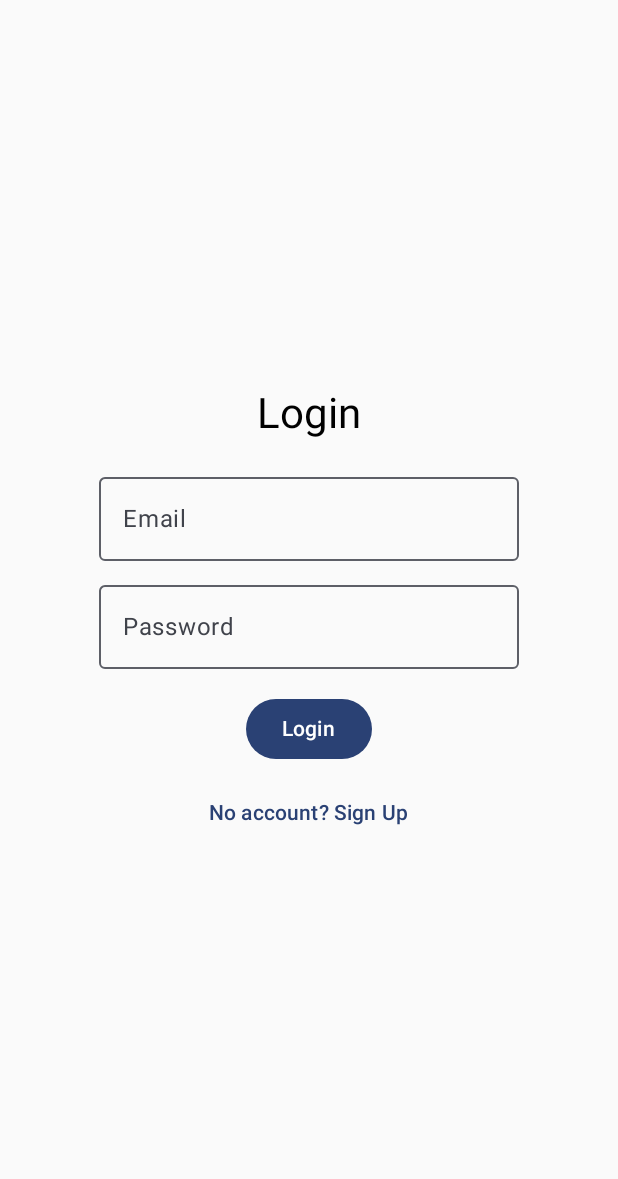
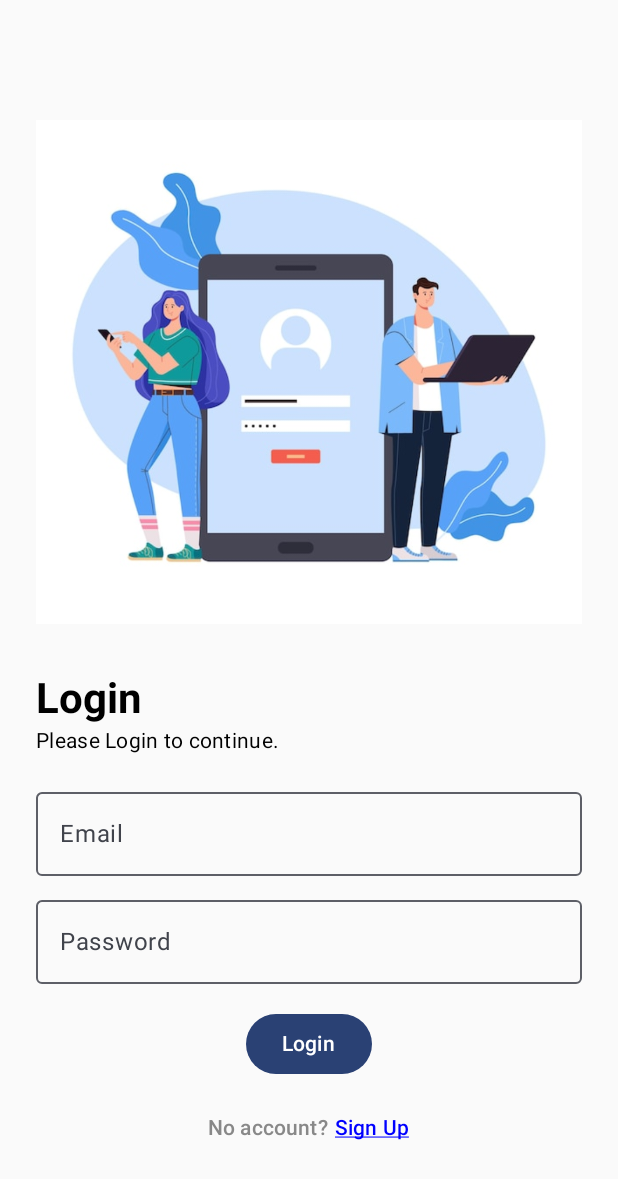
Before and after one commit to ashgorhythm/Expensr, an Android app built with Jetpack Compose: the LoginScreen screen opened through its navigation route, on a phone screen of 412 x 824 dp. Shown: the top 1179 px of the screen. Run offline under Robolectric (Android 15) with nearby library versions, the phone set to English and light mode, and no system bars; libraries missing offline, so code that uses them is left out: io.github.jan.supabase; 3 statements that could not run were skipped.

Commit message:
login page fine tuning

```diff
--- a/app/src/main/java/com/ashgorhythm/expensr/presentation/screens/Login.kt
+++ b/app/src/main/java/com/ashgorhythm/expensr/presentation/screens/Login.kt
@@ -1,13 +1,17 @@
 package com.ashgorhythm.expensr.presentation.screens
 
+import androidx.compose.foundation.Image
 import androidx.compose.foundation.layout.Arrangement
-import androidx.compose.foundation.layout.Box
 import androidx.compose.foundation.layout.Column
 import androidx.compose.foundation.layout.Spacer
 import androidx.compose.foundation.layout.fillMaxSize
 import androidx.compose.foundation.layout.fillMaxWidth
 import androidx.compose.foundation.layout.height
 import androidx.compose.foundation.layout.padding
+import androidx.compose.foundation.layout.size
+import androidx.compose.foundation.layout.width
+import androidx.compose.foundation.text.KeyboardActions
+import androidx.compose.foundation.text.KeyboardOptions
 import androidx.compose.material3.Button
 import androidx.compose.material3.MaterialTheme
 import androidx.compose.material3.OutlinedTextField
@@ -21,9 +25,14 @@ import androidx.compose.runtime.remember
 import androidx.compose.runtime.setValue
 import androidx.compose.ui.Alignment
 import androidx.compose.ui.Modifier
+import androidx.compose.ui.graphics.Color
+import androidx.compose.ui.res.painterResource
+import androidx.compose.ui.text.font.FontWeight
+import androidx.compose.ui.text.input.KeyboardType
 import androidx.compose.ui.text.input.PasswordVisualTransformation
+import androidx.compose.ui.text.style.TextDecoration
 import androidx.compose.ui.unit.dp
-import androidx.navigation.NavHostController
+import com.ashgorhythm.expensr.R
 import com.ashgorhythm.expensr.viewmodel.AuthViewModel
 
 @Composable
@@ -41,29 +50,49 @@ fun LoginScreen(
         modifier = modifier
             .fillMaxSize()
             .padding(24.dp),
-        horizontalAlignment = Alignment.CenterHorizontally,
+        horizontalAlignment = Alignment.Start,
         verticalArrangement = Arrangement.Center
     ) {
+        Image(
+            modifier = modifier
+                .fillMaxWidth()
+                .size(400.dp),
+            painter = painterResource(R.drawable.login),
+            contentDescription = "Login"
+        )
         Text(
             text = "Login",
-            style = MaterialTheme.typography.headlineMedium
+            style = MaterialTheme.typography.headlineMedium,
+            fontWeight = FontWeight.Bold
+        )
+        Text(
+            text = "Please Login to continue.",
+            style = MaterialTheme.typography.bodyMedium
         )
         Spacer(modifier = modifier.height(16.dp))
         OutlinedTextField(
+            modifier = modifier
+                .fillMaxWidth(),
             value = email,
             onValueChange = { email = it },
-            label = {Text("Email")}
+            label = {Text("Email")},
+            keyboardOptions = KeyboardOptions(keyboardType = KeyboardType.Email)
         )
         Spacer(modifier = modifier.height(8.dp))
         OutlinedTextField(
+            modifier = modifier
+                .fillMaxWidth(),
             value = password,
             onValueChange = { password = it },
             label = {Text("Password")},
-            visualTransformation = PasswordVisualTransformation()
+            visualTransformation = PasswordVisualTransformation(),
+            keyboardActions = KeyboardActions(onDone = { onLoginSuccess()})
+
         )
         Spacer(modifier = modifier.height(16.dp))
         if (uiState.error != null) Text(uiState.error, color = MaterialTheme.colorScheme.error)
         Button(
+            modifier = modifier.align(Alignment.CenterHorizontally),
             onClick = {
                 viewModel.signIn(email,password)
             }
@@ -72,9 +101,12 @@ fun LoginScreen(
         }
         Spacer(modifier = modifier.height(8.dp))
         TextButton(
+            modifier = modifier.align(Alignment.CenterHorizontally),
             onClick = onSignUpNavigate
         ) {
-            Text("No account? Sign Up")
+            Text("No account?", color = Color.Gray)
+            Spacer(modifier = modifier.width(4.dp))
+            Text("Sign Up", color = Color.Blue, textDecoration = TextDecoration.Underline)
         }
         LaunchedEffect(uiState.isAuthenticated) {
             if (uiState.isAuthenticated) onLoginSuccess()
--- a/app/src/main/java/com/ashgorhythm/expensr/presentation/screens/SignUp.kt
+++ b/app/src/main/java/com/ashgorhythm/expensr/presentation/screens/SignUp.kt
@@ -2,7 +2,6 @@ package com.ashgorhythm.expensr.presentation.screens
 
 
 import androidx.compose.foundation.layout.Arrangement
-import androidx.compose.foundation.layout.Box
 import androidx.compose.foundation.layout.Column
 import androidx.compose.foundation.layout.Spacer
 import androidx.compose.foundation.layout.fillMaxSize
@@ -12,7 +11,6 @@ import androidx.compose.material3.Button
 import androidx.compose.material3.MaterialTheme
 import androidx.compose.material3.OutlinedTextField
 import androidx.compose.material3.Text
-import androidx.compose.material3.TextButton
 import androidx.compose.runtime.Composable
 import androidx.compose.runtime.LaunchedEffect
 import androidx.compose.runtime.getValue
@@ -23,7 +21,6 @@ import androidx.compose.ui.Alignment
 import androidx.compose.ui.Modifier
 import androidx.compose.ui.text.input.PasswordVisualTransformation
 import androidx.compose.ui.unit.dp
-import androidx.navigation.NavHostController
 import com.ashgorhythm.expensr.viewmodel.AuthViewModel
 
 @Composable
@@ -64,7 +61,7 @@ fun SignUpScreen(
         if (uiState.error != null) Text(uiState.error, color = MaterialTheme.colorScheme.error)
         Button(
             onClick = {
-                viewModel.signIn(email,password)
+                viewModel.signUp(email,password)
             }
         ) {
             Text("SignUp")
```
Also changed, not shown: app/src/main/res/drawable/login.jpg (added).
